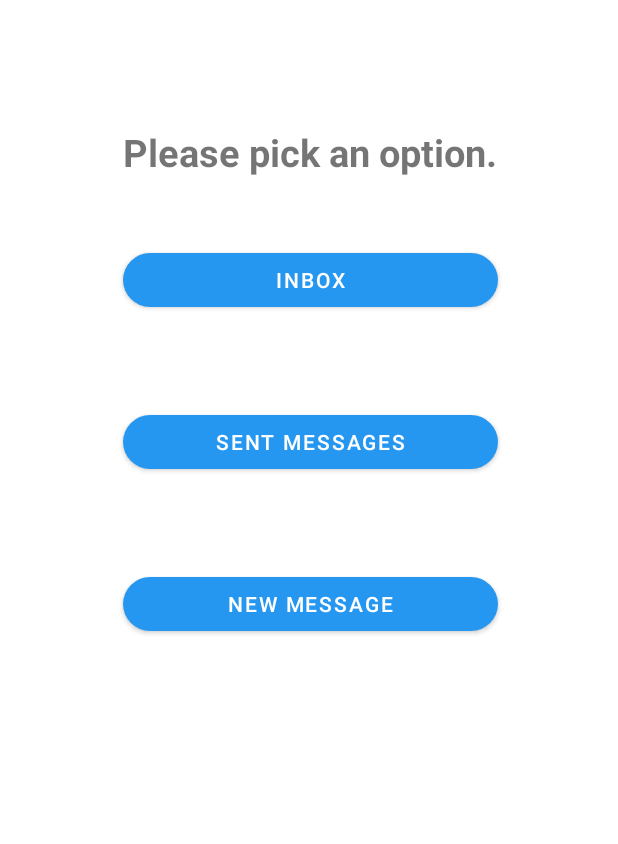
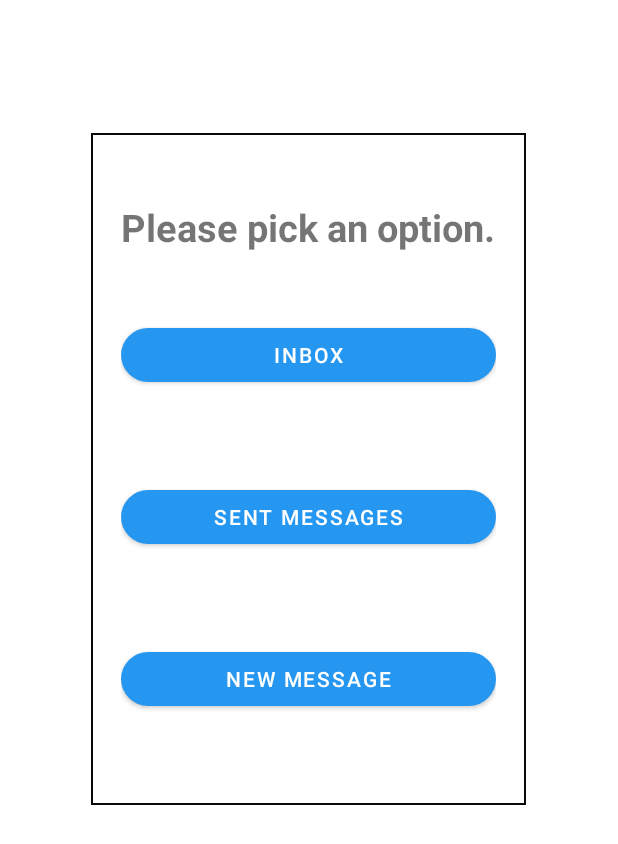
Before and after one commit to xmantra23/UniversityBazaar, an Android app: the MessageHomeActivity screen opened directly, with no data from a screen before it, on a phone screen of 412 x 824 dp. Shown: the top 844 px of the screen. Run offline under Robolectric (Android 15) with nearby library versions, the phone set to English and light mode, and no system bars; Roboto replaces fonts that are not available here.

Commit message:
added border in MessageHomeActivity.

```diff
--- /dev/null
+++ b/app/src/main/res/drawable/border.xml
@@ -0,0 +1,6 @@
+<?xml version="1.0" encoding="utf-8"?>
+<shape xmlns:android="http://schemas.android.com/apk/res/android"
+    android:shape="rectangle">
+    <solid android:color="@android:color/white" />
+    <stroke android:width="1dip" android:color="#080909"/>
+</shape>
--- a/app/src/main/res/layout/activity_message_home.xml
+++ b/app/src/main/res/layout/activity_message_home.xml
@@ -6,55 +6,61 @@
     android:layout_height="match_parent"
     tools:context=".Activity.Messages.MessageHomeActivity">
 
-    <TextView
-        android:id="@+id/textView2"
+    <RelativeLayout
         android:layout_width="wrap_content"
         android:layout_height="wrap_content"
-        android:layout_marginTop="84dp"
+        app:layout_constraintBottom_toBottomOf="parent"
+        app:layout_constraintEnd_toEndOf="parent"
+        app:layout_constraintHorizontal_bias="0.496"
+        app:layout_constraintStart_toStartOf="parent"
+        app:layout_constraintTop_toTopOf="parent"
+        app:layout_constraintVertical_bias="0.236"
+        android:background="@drawable/border"
+        android:paddingTop="20dp"
+        android:paddingLeft="20dp"
+        android:paddingRight="20dp"
+        android:paddingBottom="60dp">
+
+        <TextView
+            android:id="@+id/txtHeader"
+            android:layout_width="wrap_content"
+            android:layout_height="wrap_content"
+            android:layout_marginTop="25dp"
             android:text="Please pick an option."
             android:textSize="25sp"
-        android:textStyle="bold"
-        app:layout_constraintEnd_toEndOf="parent"
-        app:layout_constraintHorizontal_bias="0.506"
-        app:layout_constraintStart_toStartOf="parent"
-        app:layout_constraintTop_toTopOf="parent" />
+            android:textStyle="bold" />
 
         <Button
             android:id="@+id/btnInbox"
             android:layout_width="250dp"
             android:layout_height="wrap_content"
+            android:layout_below="@+id/txtHeader"
             android:layout_marginTop="44dp"
             android:text="Inbox"
             app:backgroundTint="#2697F1"
-        app:cornerRadius="18dp"
-        app:layout_constraintEnd_toEndOf="@+id/textView2"
-        app:layout_constraintHorizontal_bias="0.0"
-        app:layout_constraintStart_toStartOf="@+id/textView2"
-        app:layout_constraintTop_toBottomOf="@+id/textView2" />
+            app:cornerRadius="18dp" />
 
         <Button
             android:id="@+id/btnSentMessages"
             android:layout_width="250dp"
             android:layout_height="wrap_content"
+            android:layout_below="@+id/btnInbox"
             android:layout_marginTop="60dp"
             android:text="Sent Messages"
             app:backgroundTint="#2697F1"
-        app:cornerRadius="18dp"
-        app:layout_constraintEnd_toEndOf="@+id/btnInbox"
-        app:layout_constraintHorizontal_bias="0.0"
-        app:layout_constraintStart_toStartOf="@+id/btnInbox"
-        app:layout_constraintTop_toBottomOf="@+id/btnInbox" />
+            app:cornerRadius="18dp" />
 
         <Button
             android:id="@+id/btnNewMessage"
             android:layout_width="250dp"
             android:layout_height="wrap_content"
+            android:layout_below="@+id/btnSentMessages"
             android:layout_marginTop="60dp"
             android:text="New message"
             app:backgroundTint="#2697F1"
-        app:cornerRadius="18dp"
-        app:layout_constraintEnd_toEndOf="@+id/btnSentMessages"
-        app:layout_constraintHorizontal_bias="0.0"
-        app:layout_constraintStart_toStartOf="@+id/btnSentMessages"
-        app:layout_constraintTop_toBottomOf="@+id/btnSentMessages" />
+            app:cornerRadius="18dp" />
+
+
+    </RelativeLayout>
+
 </androidx.constraintlayout.widget.ConstraintLayout>
```
Lines whose indentation alone changed are shown as unchanged.
